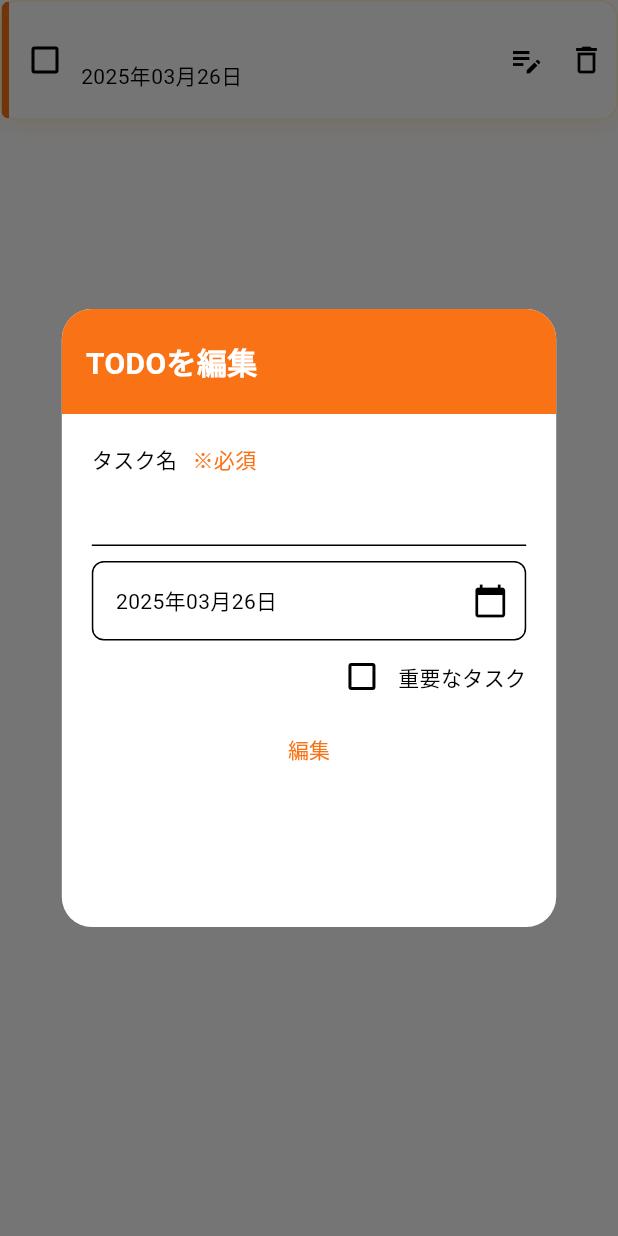
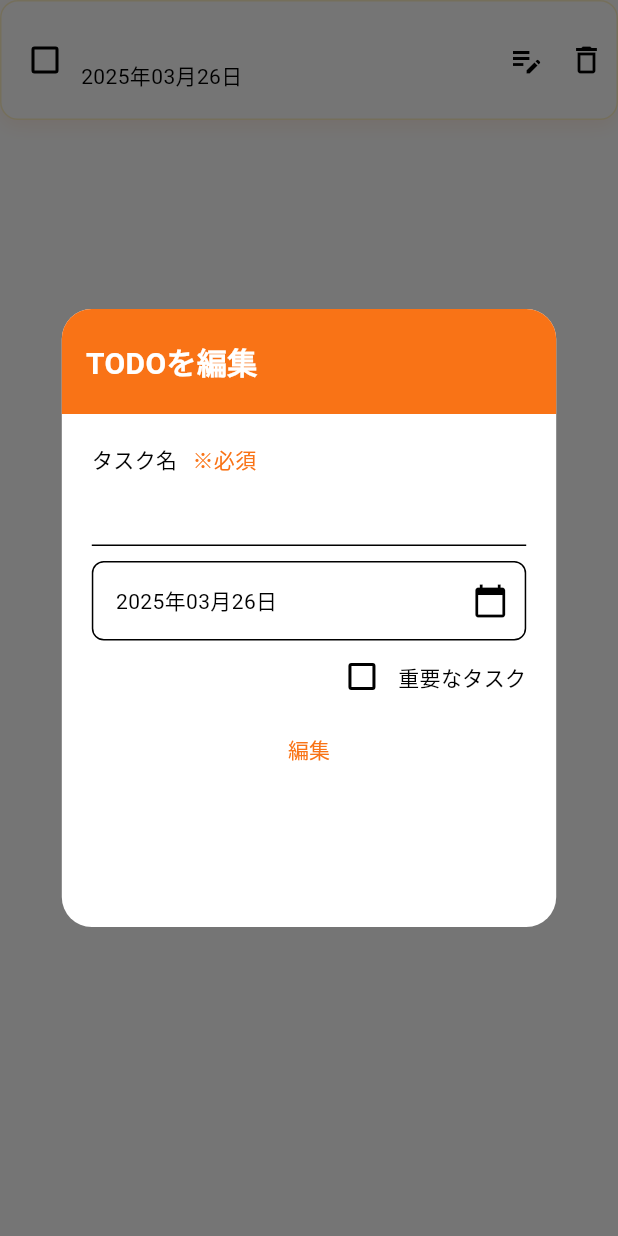
Before and after one commit to yukimiyake0607/task_flow, a Flutter app: the TodoCard widget shown alone on an empty page, opened directly with empty values, after a tap on the "edit note" icon, on a phone screen of 412 x 824 dp. Run offline on Flutter 3.47's test engine with Material 3 defaults, Android fonts, the phone set to English and light mode, and no system bars; our stand-ins replace cloud_firestore, firebase_auth, firebase_core, flutter_riverpod, freezed_annotation, go_router and 1 more; accounts and stored records are empty.

Commit message:
update: 重要なタスクの時のみマークをつけるように変更

```diff
--- a/lib/presentation/pages/home/todo/widgets/todo_card.dart
+++ b/lib/presentation/pages/home/todo/widgets/todo_card.dart
@@ -59,9 +59,7 @@ class _TodoCardState extends ConsumerState<TodoCard> {
             ),
             child: Container(
               width: 5,
-              color: _isChecked == false
-                  ? todoMainColor
-                  : completedCardColor.withAlpha(13),
+              color: widget.todoModel.important == true ? todoMainColor : null,
             ),
           ),
           Checkbox(
--- a/lib/presentation/pages/home/todo/widgets/todo_dialog.dart
+++ b/lib/presentation/pages/home/todo/widgets/todo_dialog.dart
@@ -20,7 +20,7 @@ class _TodoDialogState extends ConsumerState<TodoDialog> {
   late TextEditingController _controllerTodoTitle;
   late TextEditingController _controllerDate;
   late DateTime _dueDate;
-  bool? _isImportant = false;
+  late bool _isImportant;
 
   @override
   void initState() {
@@ -32,6 +32,7 @@ class _TodoDialogState extends ConsumerState<TodoDialog> {
     _controllerDate = TextEditingController(
       text: DateFormat('yyyy年MM月dd日').format(_dueDate),
     );
+    _isImportant = widget.todoModel?.important ?? false;
   }
 
   @override
@@ -69,7 +70,7 @@ class _TodoDialogState extends ConsumerState<TodoDialog> {
       await ref.read(todoActionsProvider).createTodo(
             title,
             _dueDate,
-            _isImportant ?? false,
+            _isImportant,
           );
     } on Exception catch (e) {
       if (mounted) {
@@ -90,7 +91,7 @@ class _TodoDialogState extends ConsumerState<TodoDialog> {
         await ref.read(todoActionsProvider).updateTodo(
               title,
               _dueDate,
-              _isImportant ?? false,
+              _isImportant,
               widget.todoModel!.id,
             );
       }
@@ -180,7 +181,7 @@ class _TodoDialogState extends ConsumerState<TodoDialog> {
                           value: _isImportant,
                           onChanged: (newValue) {
                             setState(() {
-                              _isImportant = newValue;
+                              _isImportant = newValue!;
                             });
                           },
                         ),
```
